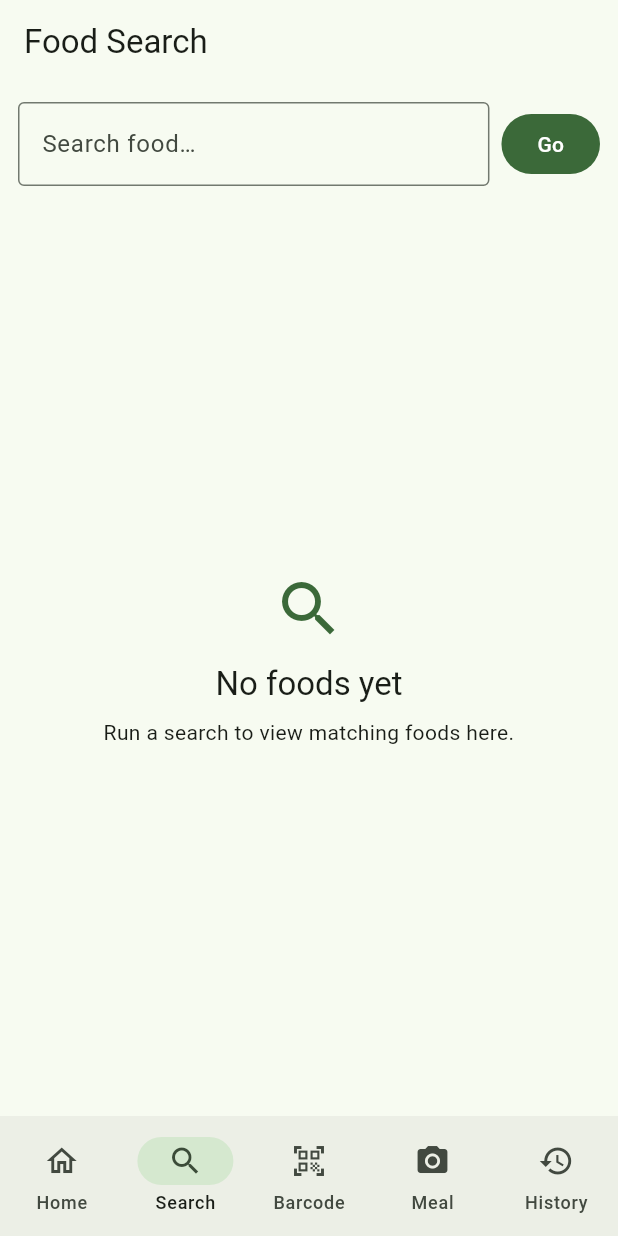
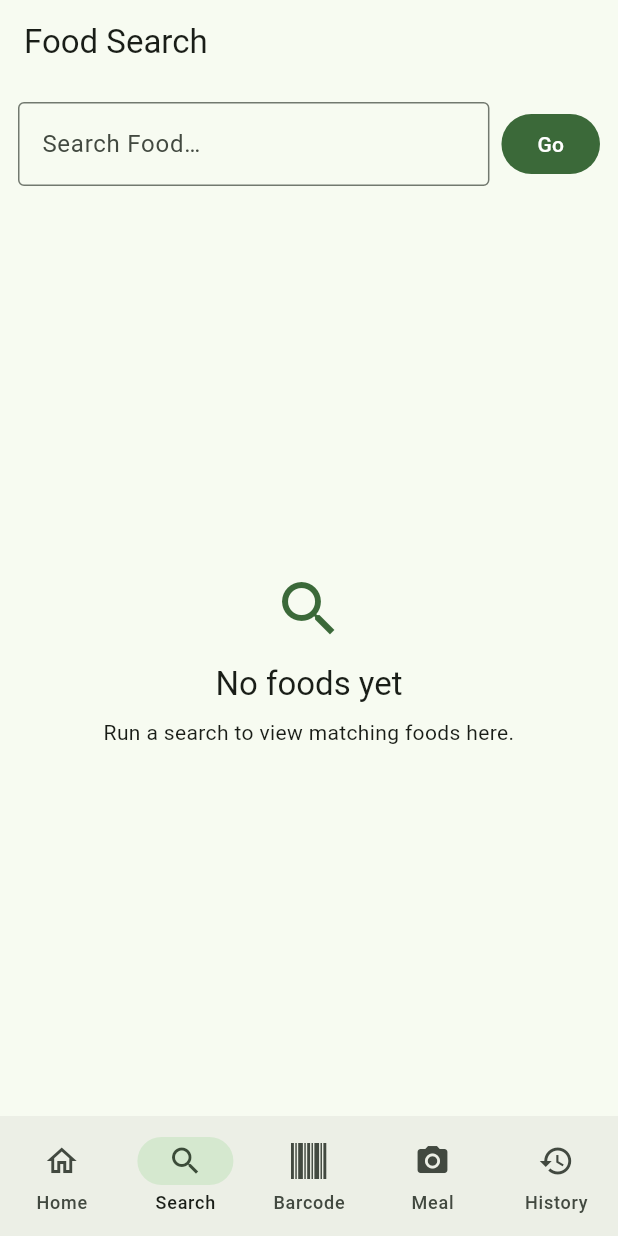
Before and after one commit to NutriFitFax/NutriFit, a Flutter app: the screen it shows after launch, after a tap on "Search foods", on a phone screen of 412 x 824 dp. Run offline on Flutter 3.47's test engine with Material 3 defaults, Android fonts, the phone set to English and light mode, and no system bars; our stand-ins replace image_picker, permission_handler; missing offline and left inert: mobile_scanner.

Commit message:
-Changed Barcode Widget -Fixed Bottom Overflowing when in landscape mode in search and barcode Interfaces -Made Barcode borders smaller and more fitting when in landscape

```diff
--- a/mobile/lib/app/app_shell.dart
+++ b/mobile/lib/app/app_shell.dart
@@ -6,6 +6,7 @@ import '../features/history/history_screen.dart';
 import '../features/history/viewed_food_history_store.dart';
 import '../features/meal_estimation/meal_entry_screen.dart';
 import '../screens/search_screen.dart';
+import '../ui/barcode_icon.dart';
 import 'app_tabs.dart';
 import 'home_dashboard_screen.dart';
 
@@ -28,7 +29,7 @@ class _AppShellState extends State<AppShell> {
     AppTabDefinition(
       id: AppTabId.home,
       label: 'Home',
-      icon: Icons.home_outlined,
+      icon: const Icon(Icons.home_outlined),
       builder: (context, api, history, openTab) => HomeDashboardScreen(
         onOpenTab: openTab,
       ),
@@ -36,7 +37,7 @@ class _AppShellState extends State<AppShell> {
     AppTabDefinition(
       id: AppTabId.search,
       label: 'Search',
-      icon: Icons.search,
+      icon: const Icon(Icons.search),
       builder: (context, api, history, openTab) => SearchScreen(
         api: api,
         history: history,
@@ -45,20 +46,21 @@ class _AppShellState extends State<AppShell> {
     AppTabDefinition(
       id: AppTabId.barcode,
       label: 'Barcode',
-      icon: Icons.qr_code_scanner,
+      icon: const BarcodeIcon(),
       builder: (context, api, history, openTab) =>
           BarcodeScannerScreen(api: api, history: history),
     ),
     AppTabDefinition(
       id: AppTabId.meal,
       label: 'Meal',
-      icon: Icons.camera_alt,
-      builder: (context, api, history, openTab) => MealEntryScreen(api: api, history: history),
+      icon: const Icon(Icons.camera_alt),
+      builder: (context, api, history, openTab) =>
+          MealEntryScreen(api: api, history: history),
     ),
     AppTabDefinition(
       id: AppTabId.history,
       label: 'History',
-      icon: Icons.history,
+      icon: const Icon(Icons.history),
       builder: (context, api, history, openTab) => HistoryScreen(
         history: history,
       ),
@@ -97,7 +99,7 @@ class _AppShellState extends State<AppShell> {
         destinations: _tabs
             .map(
               (tab) => NavigationDestination(
-                icon: Icon(tab.icon),
+                icon: tab.icon,
                 label: tab.label,
               ),
             )
--- a/mobile/lib/app/app_tabs.dart
+++ b/mobile/lib/app/app_tabs.dart
@@ -16,7 +16,7 @@ typedef AppTabBuilder =
 class AppTabDefinition {
   final AppTabId id;
   final String label;
-  final IconData icon;
+  final Widget icon;
   final AppTabBuilder builder;
 
   const AppTabDefinition({
--- a/mobile/lib/app/home_dashboard_screen.dart
+++ b/mobile/lib/app/home_dashboard_screen.dart
@@ -1,6 +1,7 @@
 import 'package:flutter/material.dart';
 
 import '../ui/app_page.dart';
+import '../ui/barcode_icon.dart';
 import '../ui/quick_action_card.dart';
 import 'app_tabs.dart';
 
@@ -25,28 +26,28 @@ class HomeDashboardScreen extends StatelessWidget {
           ),
           const SizedBox(height: 12),
           QuickActionCard(
-            icon: Icons.search,
+            icon: const Icon(Icons.search),
             title: 'Search foods',
             subtitle: 'Find foods by name and view nutrition details.',
             onTap: () => onOpenTab(AppTabId.search),
           ),
           const SizedBox(height: 12),
           QuickActionCard(
-            icon: Icons.qr_code_scanner,
+            icon: const BarcodeIcon(),
             title: 'Scan barcode',
             subtitle: 'Jump to barcode lookup for packaged foods.',
             onTap: () => onOpenTab(AppTabId.barcode),
           ),
           const SizedBox(height: 12),
           QuickActionCard(
-            icon: Icons.camera_alt,
+            icon: const Icon(Icons.camera_alt),
             title: 'Camera meal estimate',
             subtitle: 'Use a photo to estimate meal calories.',
             onTap: () => onOpenTab(AppTabId.meal),
           ),
           const SizedBox(height: 12),
           QuickActionCard(
-            icon: Icons.monitor_weight_outlined,
+            icon: const Icon(Icons.monitor_weight_outlined),
             title: 'Health tracking',
             subtitle: 'Water, weight, and BMI tracking will live here next.',
             onTap: () {
@@ -59,7 +60,7 @@ class HomeDashboardScreen extends StatelessWidget {
           ),
           const SizedBox(height: 12),
           QuickActionCard(
-            icon: Icons.history,
+            icon: const Icon(Icons.history),
             title: 'Recent history',
             subtitle: 'Reopen foods you viewed recently.',
             onTap: () => onOpenTab(AppTabId.history),
--- a/mobile/lib/features/barcode/widgets/scanner_overlay.dart
+++ b/mobile/lib/features/barcode/widgets/scanner_overlay.dart
@@ -3,17 +3,36 @@ import 'package:flutter/material.dart';
 class ScannerOverlay extends StatelessWidget {
   const ScannerOverlay({super.key});
 
-  static const double _frameW = 280;
-  static const double _frameH = 180;
-  static const double _cornerLen = 24;
   static const double _cornerThick = 4;
   static const Color _cornerColor = Colors.white;
 
   @override
   Widget build(BuildContext context) {
+    return LayoutBuilder(
+      builder: (context, constraints) {
+        final stackW = constraints.maxWidth;
+        final stackH = constraints.maxHeight;
+        final isLandscape = stackW > stackH;
+
+        // Keep the frame below the AppBar, which is overlaid on this body
+        // because extendBodyBehindAppBar is true. MediaQuery.padding.top is
+        // already 0 here (consumed by the outer AppShell SafeArea).
+        const appBarH = kToolbarHeight;
+        final usableH = stackH - appBarH;
+
+        final frameW = isLandscape ? (stackW * 0.60).clamp(260.0, 480.0) : 280.0;
+        final frameH = isLandscape
+            ? (usableH * 0.55).clamp(100.0, 160.0)
+            : 180.0;
+        final cornerLen = isLandscape ? 18.0 : 24.0;
+
+        final frameLeft = (stackW - frameW) / 2;
+        final frameTop = appBarH + (usableH - frameH) / 2;
+        final hintTop = (frameTop + frameH + 14).clamp(0.0, stackH - 24.0);
+
         return Stack(
           children: [
-        // Dimmed overlay around the frame
+            // Dimmed overlay with transparent cutout at the frame position.
             ColorFiltered(
               colorFilter: ColorFilter.mode(
                 Colors.black.withValues(alpha: 0.55),
@@ -22,31 +41,37 @@ class ScannerOverlay extends StatelessWidget {
               child: Stack(
                 children: [
                   Container(decoration: const BoxDecoration(color: Colors.black)),
-              Center(
+                  Positioned(
+                    left: frameLeft,
+                    top: frameTop,
                     child: Container(
-                  width: _frameW,
-                  height: _frameH,
+                      width: frameW,
+                      height: frameH,
                       decoration: const BoxDecoration(color: Colors.black),
                     ),
                   ),
                 ],
               ),
             ),
-        // Corner brackets
-        Center(
+            // Corner brackets.
+            Positioned(
+              left: frameLeft,
+              top: frameTop,
               child: SizedBox(
-            width: _frameW,
-            height: _frameH,
-            child: CustomPaint(painter: _CornerPainter(
-              cornerLen: _cornerLen,
+                width: frameW,
+                height: frameH,
+                child: CustomPaint(
+                  painter: _CornerPainter(
+                    cornerLen: cornerLen,
                     thickness: _cornerThick,
                     color: _cornerColor,
-            )),
                   ),
                 ),
-        // Hint text
+              ),
+            ),
+            // Hint text below the frame.
             Positioned(
-          bottom: MediaQuery.of(context).size.height / 2 - _frameH / 2 - 40,
+              top: hintTop,
               left: 0,
               right: 0,
               child: const Text(
@@ -56,6 +81,8 @@ class ScannerOverlay extends StatelessWidget {
               ),
             ),
           ],
+        );
+      },
     );
   }
 }
--- a/mobile/lib/features/meal_estimation/meal_entry_screen.dart
+++ b/mobile/lib/features/meal_estimation/meal_entry_screen.dart
@@ -27,7 +27,8 @@ class MealEntryScreen extends StatelessWidget {
 
     await Navigator.of(context).push(
       MaterialPageRoute(
-        builder: (_) => MealPreviewScreen(image: file, api: api, history: history),
+        builder: (_) =>
+            MealPreviewScreen(image: file, api: api, history: history),
       ),
     );
   }
@@ -35,8 +36,13 @@ class MealEntryScreen extends StatelessWidget {
   @override
   Widget build(BuildContext context) {
     return Scaffold(
-      appBar: AppBar(title: const Text('Meal estimator')),
-      body: Padding(
+      appBar: AppBar(title: const Text('Meal Estimator')),
+      body: LayoutBuilder(
+        builder: (context, constraints) => SingleChildScrollView(
+          child: ConstrainedBox(
+            constraints: BoxConstraints(minHeight: constraints.maxHeight),
+            child: IntrinsicHeight(
+              child: Padding(
                 padding: const EdgeInsets.all(24),
                 child: Column(
                   crossAxisAlignment: CrossAxisAlignment.stretch,
@@ -68,6 +74,10 @@ class MealEntryScreen extends StatelessWidget {
                   ],
                 ),
               ),
+            ),
+          ),
+        ),
+      ),
     );
   }
 }
--- a/mobile/lib/screens/barcode_screen.dart
+++ b/mobile/lib/screens/barcode_screen.dart
@@ -82,14 +82,13 @@ class _BarcodeScreenState extends State<BarcodeScreen> {
                 const SizedBox(width: 8),
                 FilledButton(
                   onPressed: _loading ? null : _lookup,
-                  child: const Text('Look up'),
+                  child: const Text('Look Up'),
                 ),
               ],
             ),
             const SizedBox(height: 16),
             if (_loading) const LinearProgressIndicator(),
-            if (_error != null)
-              InlineErrorText(message: _error!),
+            if (_error != null) InlineErrorText(message: _error!),
             if (_food != null)
               _FoodCard(
                 food: _food!,
@@ -99,7 +98,7 @@ class _BarcodeScreenState extends State<BarcodeScreen> {
                       builder: (_) => FoodDetailScreen(
                         food: FoodViewData.fromFood(_food!),
                         history: widget.history,
-                        sourceLabel: 'barcode',
+                        sourceLabel: 'Barcode',
                       ),
                     ),
                   );
--- a/mobile/lib/screens/search_screen.dart
+++ b/mobile/lib/screens/search_screen.dart
@@ -67,7 +67,7 @@ class _SearchScreenState extends State<SearchScreen> {
                   child: TextField(
                     controller: _controller,
                     decoration: const InputDecoration(
-                      hintText: 'Search food…',
+                      hintText: 'Search Food…',
                       border: OutlineInputBorder(),
                     ),
                     textInputAction: TextInputAction.search,
@@ -90,10 +90,17 @@ class _SearchScreenState extends State<SearchScreen> {
             ),
           Expanded(
             child: _results.isEmpty
-                ? const EmptyStateView(
-                    icon: Icons.search,
-                    title: 'No foods yet',
-                    message: 'Run a search to view matching foods here.',
+                ? const CustomScrollView(
+                    slivers: [
+                      SliverFillRemaining(
+                        hasScrollBody: false,
+                        child: EmptyStateView(
+                          icon: Icons.search,
+                          title: 'No foods yet',
+                          message: 'Run a search to view matching foods here.',
+                        ),
+                      ),
+                    ],
                   )
                 : ListView.builder(
                     itemCount: _results.length,
@@ -109,7 +116,7 @@ class _SearchScreenState extends State<SearchScreen> {
                               builder: (_) => FoodDetailScreen(
                                 food: FoodViewData.fromFood(food),
                                 history: widget.history,
-                                sourceLabel: 'search',
+                                sourceLabel: 'Search',
                               ),
                             ),
                           );
--- a/mobile/lib/ui/app_page.dart
+++ b/mobile/lib/ui/app_page.dart
@@ -17,6 +17,10 @@ class AppPage extends StatelessWidget {
     return Scaffold(
       appBar: AppBar(title: Text(title), actions: actions),
       body: child,
+      // The outer AppShell Scaffold already handles keyboard resize; setting
+      // this to false prevents the inner Scaffold from double-shrinking the
+      // body in landscape when the keyboard is open.
+      resizeToAvoidBottomInset: false,
     );
   }
 }
--- /dev/null
+++ b/mobile/lib/ui/barcode_icon.dart
@@ -0,0 +1,47 @@
+import 'package:flutter/material.dart';
+
+class BarcodeIcon extends StatelessWidget {
+  final double size;
+  final Color? color;
+
+  const BarcodeIcon({super.key, this.size = 24, this.color});
+
+  @override
+  Widget build(BuildContext context) {
+    final c = color ??
+        IconTheme.of(context).color ??
+        Theme.of(context).iconTheme.color ??
+        Colors.black;
+    return SizedBox(
+      width: size,
+      height: size,
+      child: CustomPaint(painter: _BarcodePainter(color: c)),
+    );
+  }
+}
+
+class _BarcodePainter extends CustomPainter {
+  final Color color;
+  const _BarcodePainter({required this.color});
+
+  // Each entry is [xFraction, widthFraction] — bars at these relative positions.
+  static const _bars = [
+    [0.00, 0.08], [0.12, 0.04], [0.20, 0.13], [0.37, 0.04],
+    [0.45, 0.08], [0.57, 0.04], [0.65, 0.13], [0.82, 0.04],
+    [0.90, 0.08],
+  ];
+
+  @override
+  void paint(Canvas canvas, Size size) {
+    final paint = Paint()..color = color;
+    for (final bar in _bars) {
+      canvas.drawRect(
+        Rect.fromLTWH(size.width * bar[0], 0, size.width * bar[1], size.height),
+        paint,
+      );
+    }
+  }
+
+  @override
+  bool shouldRepaint(_BarcodePainter old) => old.color != color;
+}
--- a/mobile/lib/ui/quick_action_card.dart
+++ b/mobile/lib/ui/quick_action_card.dart
@@ -1,7 +1,7 @@
 import 'package:flutter/material.dart';
 
 class QuickActionCard extends StatelessWidget {
-  final IconData icon;
+  final Widget icon;
   final String title;
   final String subtitle;
   final VoidCallback onTap;
@@ -26,7 +26,7 @@ class QuickActionCard extends StatelessWidget {
             children: [
               CircleAvatar(
                 backgroundColor: Theme.of(context).colorScheme.secondaryContainer,
-                child: Icon(icon),
+                child: icon,
               ),
               const SizedBox(width: 12),
               Expanded(
```
Lines whose indentation alone changed are shown as unchanged.
